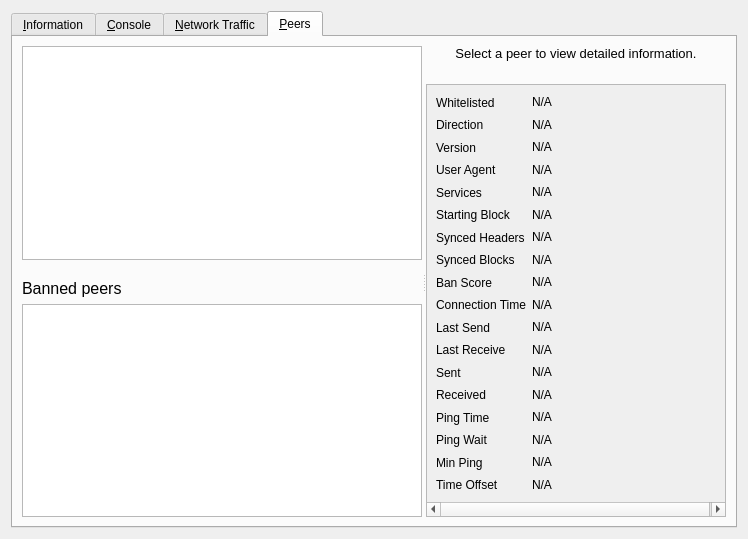
Qt form src/qt/forms/debugwindow.ui (Hydra-Chain/node) before a commit.
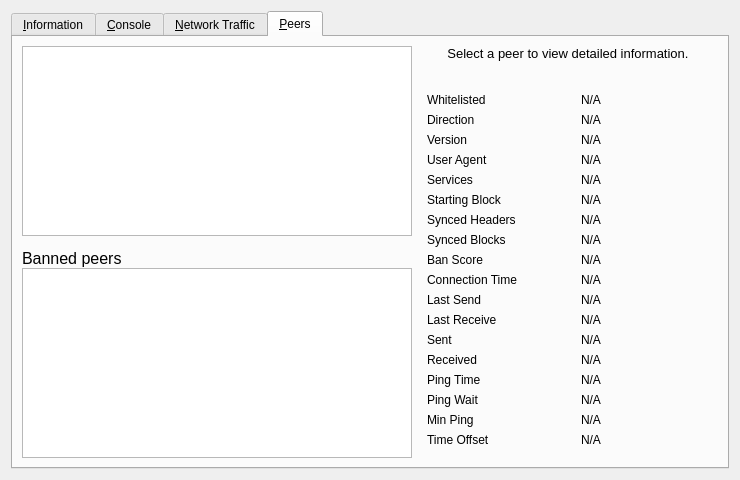
The same form after that commit. The open tabs and pages were chosen to show the change. Icons and pictures are not drawn. Custom widgets are drawn as their Qt base class.

What changed in the file:
```diff
--- a/src/qt/forms/debugwindow.ui
+++ b/src/qt/forms/debugwindow.ui
@@ -6,8 +6,8 @@
    <rect>
     <x>0</x>
     <y>0</y>
-    <width>744</width>
-    <height>539</height>
+    <width>740</width>
+    <height>430</height>
    </rect>
   </property>
   <property name="windowTitle">
@@ -902,31 +902,17 @@
       <attribute name="title">
        <string>&amp;Peers</string>
       </attribute>
-      <layout class="QVBoxLayout" name="verticalLayout_6">
-       <item>
-        <widget class="QSplitter" name="splitter">
-         <property name="orientation">
-          <enum>Qt::Horizontal</enum>
+      <layout class="QGridLayout" name="gridLayout_2">
+       <item row="0" column="0" rowspan="2">
+        <layout class="QVBoxLayout" name="verticalLayout_101">
+         <property name="spacing">
+          <number>0</number>
          </property>
-         <property name="childrenCollapsible">
-          <bool>false</bool>
-         </property>
-         <widget class="QWidget" name="widget_1" native="true">
-          <property name="sizePolicy">
-           <sizepolicy hsizetype="MinimumExpanding" vsizetype="Preferred">
-            <horstretch>1</horstretch>
-            <verstretch>0</verstretch>
-           </sizepolicy>
-          </property>
-          <property name="minimumSize">
-           <size>
-            <width>400</width>
-            <height>0</height>
-           </size>
-          </property>
-          <layout class="QVBoxLayout" name="verticalLayout_7">
            <item>
             <widget class="QTableView" name="peerWidget">
+           <property name="horizontalScrollBarPolicy">
+            <enum>Qt::ScrollBarAsNeeded</enum>
+           </property>
              <property name="tabKeyNavigation">
               <bool>false</bool>
              </property>
@@ -948,7 +934,7 @@
              </property>
              <property name="minimumSize">
               <size>
-               <width>0</width>
+             <width>300</width>
                <height>32</height>
               </size>
              </property>
@@ -982,6 +968,15 @@
            </item>
            <item>
             <widget class="QTableView" name="banlistWidget">
+           <property name="sizePolicy">
+            <sizepolicy hsizetype="Expanding" vsizetype="Expanding">
+             <horstretch>0</horstretch>
+             <verstretch>0</verstretch>
+            </sizepolicy>
+           </property>
+           <property name="horizontalScrollBarPolicy">
+            <enum>Qt::ScrollBarAsNeeded</enum>
+           </property>
              <property name="tabKeyNavigation">
               <bool>false</bool>
              </property>
@@ -994,22 +989,8 @@
             </widget>
            </item>
           </layout>
-         </widget>
-         <widget class="QWidget" name="widget_2" native="true">
-          <property name="sizePolicy">
-           <sizepolicy hsizetype="Minimum" vsizetype="Preferred">
-            <horstretch>0</horstretch>
-            <verstretch>0</verstretch>
-           </sizepolicy>
-          </property>
-          <property name="minimumSize">
-           <size>
-            <width>300</width>
-            <height>0</height>
-           </size>
-          </property>
-          <layout class="QVBoxLayout" name="verticalLayout_8">
-           <item>
+       </item>
+       <item row="0" column="1">
             <widget class="QLabel" name="peerHeading">
              <property name="sizePolicy">
               <sizepolicy hsizetype="Preferred" vsizetype="Minimum">
@@ -1019,7 +1000,7 @@
              </property>
              <property name="minimumSize">
               <size>
-               <width>0</width>
+           <width>300</width>
                <height>32</height>
               </size>
              </property>
@@ -1045,27 +1026,15 @@
              </property>
             </widget>
            </item>
-           <item>
-            <widget class="QScrollArea" name="scrollArea">
-             <property name="widgetResizable">
-              <bool>true</bool>
-             </property>
-             <widget class="QWidget" name="detailWidget">
-              <property name="geometry">
-               <rect>
-                <x>0</x>
-                <y>-26</y>
-                <width>300</width>
-                <height>426</height>
-               </rect>
-              </property>
+       <item row="1" column="1">
+        <widget class="QWidget" name="detailWidget" native="true">
               <property name="minimumSize">
                <size>
                 <width>300</width>
                 <height>0</height>
                </size>
               </property>
-              <layout class="QGridLayout" name="gridLayout_2" columnstretch="0,1">
+         <layout class="QGridLayout" name="gridLayout_3">
                <item row="0" column="0">
                 <widget class="QLabel" name="label_30">
                  <property name="text">
@@ -1073,7 +1042,7 @@
                  </property>
                 </widget>
                </item>
-               <item row="0" column="1">
+          <item row="0" column="2">
                 <widget class="QLabel" name="peerWhitelisted">
                  <property name="cursor">
                   <cursorShape>IBeamCursor</cursorShape>
@@ -1096,7 +1065,7 @@
                  </property>
                 </widget>
                </item>
-               <item row="1" column="1">
+          <item row="1" column="2">
                 <widget class="QLabel" name="peerDirection">
                  <property name="cursor">
                   <cursorShape>IBeamCursor</cursorShape>
@@ -1119,7 +1088,7 @@
                  </property>
                 </widget>
                </item>
-               <item row="2" column="1">
+          <item row="2" column="2">
                 <widget class="QLabel" name="peerVersion">
                  <property name="cursor">
                   <cursorShape>IBeamCursor</cursorShape>
@@ -1142,7 +1111,7 @@
                  </property>
                 </widget>
                </item>
-               <item row="3" column="1">
+          <item row="3" column="2">
                 <widget class="QLabel" name="peerSubversion">
                  <property name="cursor">
                   <cursorShape>IBeamCursor</cursorShape>
@@ -1165,7 +1134,7 @@
                  </property>
                 </widget>
                </item>
-               <item row="4" column="1">
+          <item row="4" column="2">
                 <widget class="QLabel" name="peerServices">
                  <property name="cursor">
                   <cursorShape>IBeamCursor</cursorShape>
@@ -1188,7 +1157,7 @@
                  </property>
                 </widget>
                </item>
-               <item row="5" column="1">
+          <item row="5" column="2">
                 <widget class="QLabel" name="peerHeight">
                  <property name="cursor">
                   <cursorShape>IBeamCursor</cursorShape>
@@ -1211,7 +1180,7 @@
                  </property>
                 </widget>
                </item>
-               <item row="6" column="1">
+          <item row="6" column="2">
                 <widget class="QLabel" name="peerSyncHeight">
                  <property name="cursor">
                   <cursorShape>IBeamCursor</cursorShape>
@@ -1234,7 +1203,7 @@
                  </property>
                 </widget>
                </item>
-               <item row="7" column="1">
+          <item row="7" column="2">
                 <widget class="QLabel" name="peerCommonHeight">
                  <property name="cursor">
                   <cursorShape>IBeamCursor</cursorShape>
@@ -1257,7 +1226,7 @@
                  </property>
                 </widget>
                </item>
-               <item row="8" column="1">
+          <item row="8" column="2">
                 <widget class="QLabel" name="peerBanScore">
                  <property name="cursor">
                   <cursorShape>IBeamCursor</cursorShape>
@@ -1280,7 +1249,7 @@
                  </property>
                 </widget>
                </item>
-               <item row="9" column="1">
+          <item row="9" column="2">
                 <widget class="QLabel" name="peerConnTime">
                  <property name="cursor">
                   <cursorShape>IBeamCursor</cursorShape>
@@ -1303,7 +1272,7 @@
                  </property>
                 </widget>
                </item>
-               <item row="10" column="1">
+          <item row="10" column="2">
                 <widget class="QLabel" name="peerLastSend">
                  <property name="cursor">
                   <cursorShape>IBeamCursor</cursorShape>
@@ -1326,7 +1295,7 @@
                  </property>
                 </widget>
                </item>
-               <item row="11" column="1">
+          <item row="11" column="2">
                 <widget class="QLabel" name="peerLastRecv">
                  <property name="cursor">
                   <cursorShape>IBeamCursor</cursorShape>
@@ -1349,7 +1318,7 @@
                  </property>
                 </widget>
                </item>
-               <item row="12" column="1">
+          <item row="12" column="2">
                 <widget class="QLabel" name="peerBytesSent">
                  <property name="cursor">
                   <cursorShape>IBeamCursor</cursorShape>
@@ -1372,7 +1341,7 @@
                  </property>
                 </widget>
                </item>
-               <item row="13" column="1">
+          <item row="13" column="2">
                 <widget class="QLabel" name="peerBytesRecv">
                  <property name="cursor">
                   <cursorShape>IBeamCursor</cursorShape>
@@ -1395,7 +1364,7 @@
                  </property>
                 </widget>
                </item>
-               <item row="14" column="1">
+          <item row="14" column="2">
                 <widget class="QLabel" name="peerPingTime">
                  <property name="cursor">
                   <cursorShape>IBeamCursor</cursorShape>
@@ -1421,7 +1390,7 @@
                  </property>
                 </widget>
                </item>
-               <item row="15" column="1">
+          <item row="15" column="2">
                 <widget class="QLabel" name="peerPingWait">
                  <property name="cursor">
                   <cursorShape>IBeamCursor</cursorShape>
@@ -1444,7 +1413,7 @@
                  </property>
                 </widget>
                </item>
-               <item row="16" column="1">
+          <item row="16" column="2">
                 <widget class="QLabel" name="peerMinPing">
                  <property name="cursor">
                   <cursorShape>IBeamCursor</cursorShape>
@@ -1467,7 +1436,7 @@
                  </property>
                 </widget>
                </item>
-               <item row="17" column="1">
+          <item row="17" column="2">
                 <widget class="QLabel" name="timeoffset">
                  <property name="cursor">
                   <cursorShape>IBeamCursor</cursorShape>
@@ -1483,12 +1452,20 @@
                  </property>
                 </widget>
                </item>
-              </layout>
-             </widget>
-            </widget>
-           </item>
-          </layout>
-         </widget>
+          <item row="18" column="1">
+           <spacer name="verticalSpacer_3">
+            <property name="orientation">
+             <enum>Qt::Vertical</enum>
+            </property>
+            <property name="sizeHint" stdset="0">
+             <size>
+              <width>20</width>
+              <height>40</height>
+             </size>
+            </property>
+           </spacer>
+          </item>
+         </layout>
         </widget>
        </item>
       </layout>
```
Left out of the diff: 92 changed lines with no effect on the pictures. Lines whose indentation alone changed are shown as unchanged.
